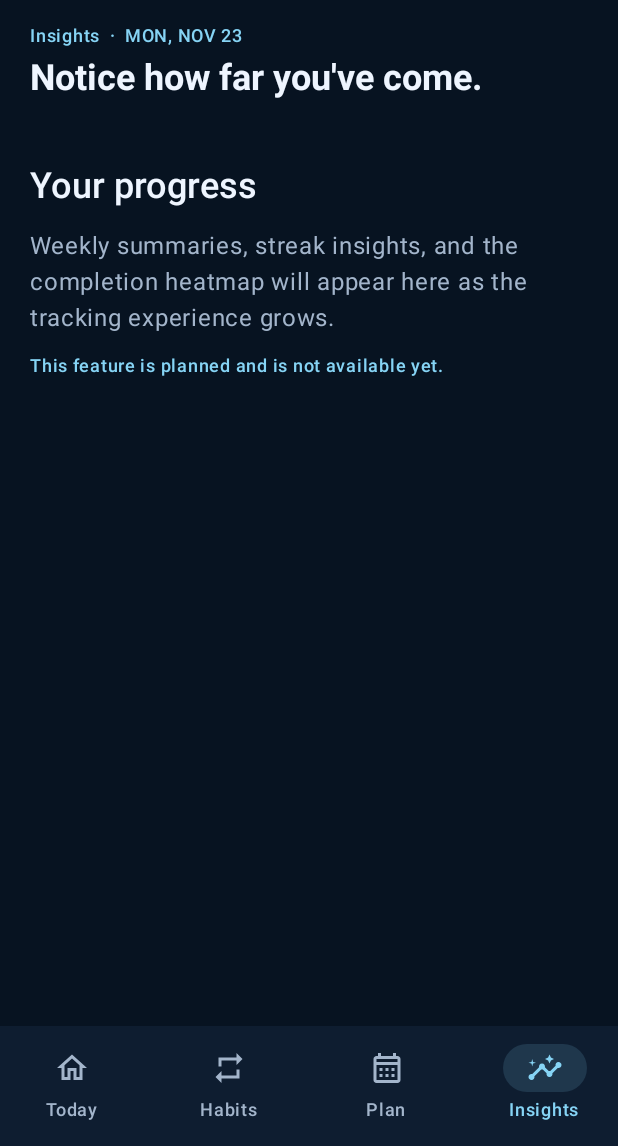
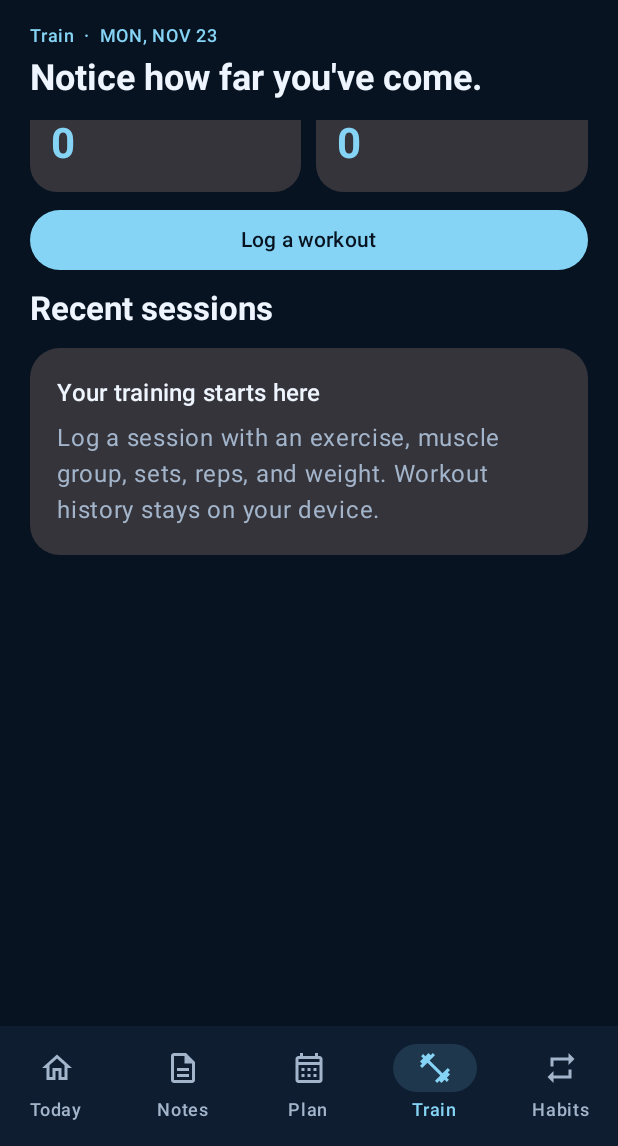
Before and after one commit to jeyms-what/dayflow_android, an Android app built with Jetpack Compose: the screen it shows after launch (MainActivity), item 4 of the bottom bar chosen, on a phone screen of 412 x 824 dp, the part 90-1236 px from its top. Run offline under Robolectric (Android 15) with nearby library versions, the phone set to English and light mode, and no system bars; our stand-ins replace Dagger/Hilt's generated code, Room's generated code.

Commit message:
feat: add Notes and Train destinations to Dayflow navigation

```diff
--- a/app/src/main/java/com/dayflow/feature/today/presentation/DayflowApp.kt
+++ b/app/src/main/java/com/dayflow/feature/today/presentation/DayflowApp.kt
@@ -31,6 +31,8 @@ import androidx.compose.material.icons.Icons
 import androidx.compose.material.icons.outlined.Add
 import androidx.compose.material.icons.outlined.CalendarMonth
 import androidx.compose.material.icons.outlined.DarkMode
+import androidx.compose.material.icons.outlined.Description
+import androidx.compose.material.icons.outlined.FitnessCenter
 import androidx.compose.material.icons.outlined.Home
 import androidx.compose.material.icons.outlined.Insights
 import androidx.compose.material.icons.outlined.LightMode
@@ -97,9 +99,10 @@ private enum class DayflowTab(
     val icon: ImageVector
 ) {
     TODAY("Today", Icons.Outlined.Home),
-    HABITS("Habits", Icons.Outlined.Repeat),
+    NOTES("Notes", Icons.Outlined.Description),
     PLAN("Plan", Icons.Outlined.CalendarMonth),
-    INSIGHTS("Insights", Icons.Outlined.Insights)
+    TRAIN("Train", Icons.Outlined.FitnessCenter),
+    HABITS("Habits", Icons.Outlined.Repeat)
 }
 
 @Composable
@@ -318,9 +321,13 @@ fun DayflowApp(viewModel: TodayViewModel) {
                     }
                 )
 
-                DayflowTab.INSIGHTS -> ComingSoonContent(
-                    title = "Your progress",
-                    description = "Weekly summaries, streak insights, and the completion heatmap will appear here as the tracking experience grows.",
+                DayflowTab.NOTES -> NotesScreen(
+                    viewModel = viewModel,
+                    contentPadding = contentPadding
+                )
+
+                DayflowTab.TRAIN -> TrainingScreen(
+                    viewModel = viewModel,
                     contentPadding = contentPadding
                 )
             }
```
